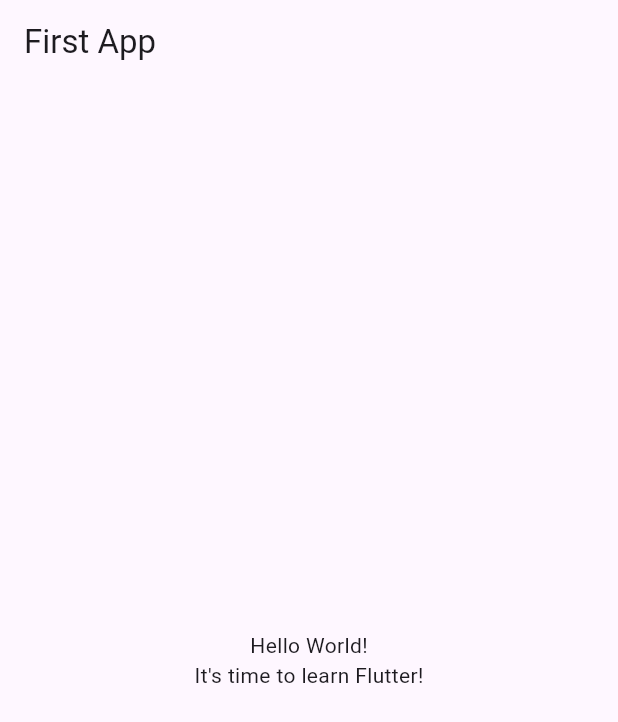
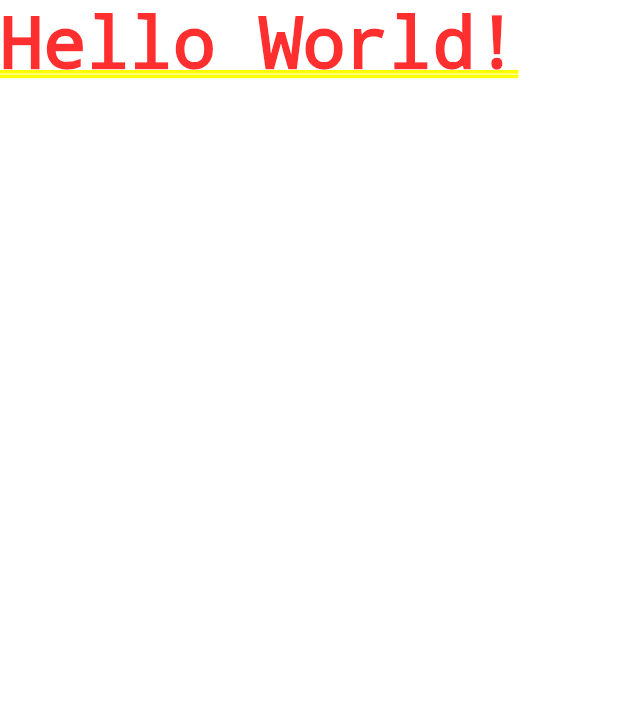
Before and after one commit to suhejbmorina99/flutter_mini_projects, a Flutter app: the screen it shows after launch, on a phone screen of 412 x 824 dp. Shown: the top 722 px of the screen. Run offline on Flutter 3.47's test engine with Material 3 defaults, Android fonts, the phone set to English and light mode, and no system bars.

Commit message:
hello world code :D

```diff
--- a/rolle_dice/lib/main.dart
+++ b/rolle_dice/lib/main.dart
@@ -1,37 +1,5 @@
 import 'package:flutter/material.dart';
 
 void main() {
-  runApp(const MyApp());
+  runApp(MaterialApp(home: Text('Hello World!')));
 }
-
-class MyApp extends StatelessWidget {
-  const MyApp({super.key});
-
-  @override
-  Widget build(BuildContext context) {
-    return MaterialApp(
-      title: 'Flutter Demo',
-      theme: ThemeData(
-        primarySwatch: Colors.blue,
-      ),
-      home: Scaffold(
-        appBar: AppBar(
-          title: const Text('First App'),
-        ),
-        body: const Center(
-          child: Column(
-            mainAxisAlignment: MainAxisAlignment.center,
-            children: [
-              Text(
-                'Hello World!',
-              ),
-              Text(
-                'It\'s time to learn Flutter!',
-              ),
-            ],
-          ),
-        ),
-      ),
-    );
-  }
-}
```
